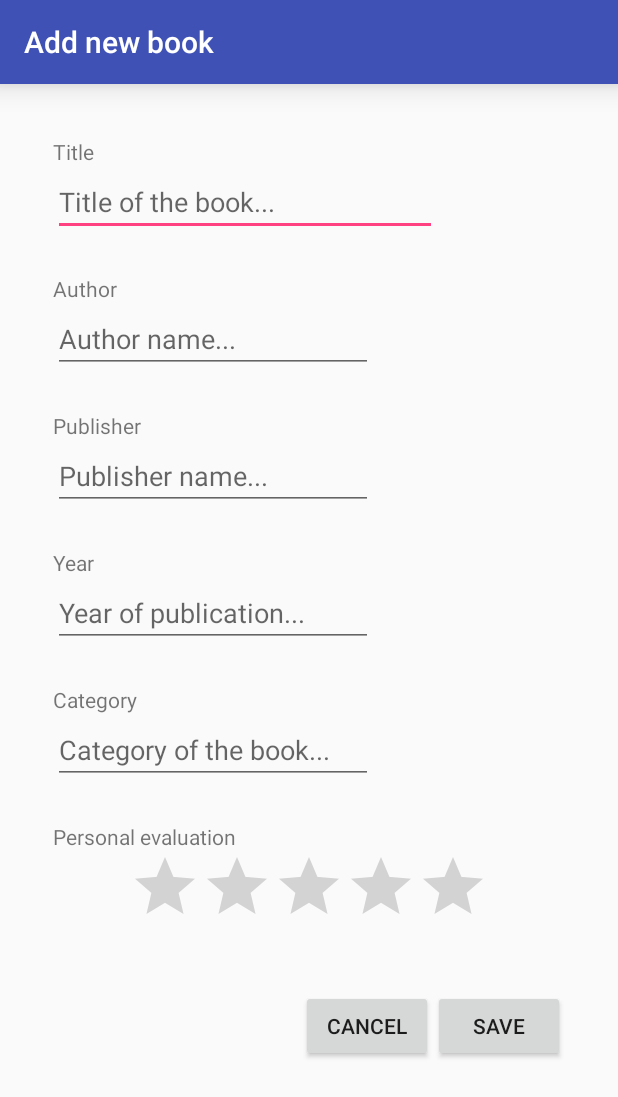
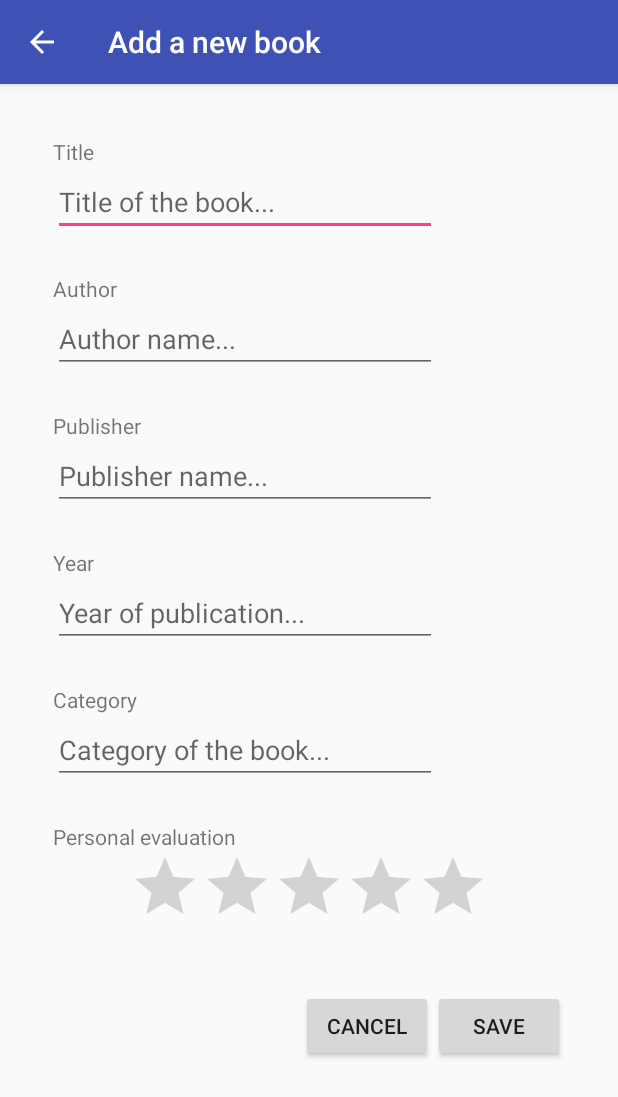
Before and after one commit to gonzalorecio/MyBookDatabase, an Android app: the screen it shows after launch (AddActivity), after a tap on an icon or button, on a phone screen of 412 x 824 dp. Shown: the top 1097 px of the screen. Run offline under Robolectric (Android 15) with nearby library versions, the phone set to English and light mode, and no system bars.

Commit message:
Ordenacio llibres per categoria

```diff
--- a/app/src/main/java/com/example/pr_idi/mydatabaseexample/AddActivity.java
+++ b/app/src/main/java/com/example/pr_idi/mydatabaseexample/AddActivity.java
@@ -1,5 +1,6 @@
 package com.example.pr_idi.mydatabaseexample;
 
+import android.app.ActionBar;
 import android.app.Activity;
 import android.content.ContentValues;
 import android.content.Context;
@@ -13,6 +14,7 @@ import android.support.v7.app.AlertDialog;
 import android.support.v7.app.AppCompatActivity;
 import android.support.v7.widget.Toolbar;
 import android.util.Log;
+import android.view.MenuItem;
 import android.view.View;
 import android.widget.Button;
 import android.widget.EditText;
@@ -26,7 +28,7 @@ import java.util.List;
  * Created by Gonzalo on 02/01/2017.
  */
 
-public class AddActivity extends Activity {
+public class AddActivity extends AppCompatActivity {
     private EditText title;
     private EditText author;
     private EditText publisher;
@@ -46,9 +48,7 @@ public class AddActivity extends Activity {
         super.onCreate(savedInstanceState);
         setContentView(R.layout.add_view);
 
-
         bookData = new BookData(this);
-
 
         title = (EditText) findViewById(R.id.editText_title);
         author = (EditText) findViewById(R.id.editText_author);
@@ -57,6 +57,15 @@ public class AddActivity extends Activity {
         category = (EditText) findViewById(R.id.editText_category);
         rating = (RatingBar) findViewById(R.id.ratingBar);
 
+        //Toolbar t = (Toolbar) findViewById(R.id.toolbar2);
+        //setSupportActionBar(t);
+        //ActionBar ab = getActionBar();
+        //ab.setHomeButtonEnabled(true);
+        if (getSupportActionBar() != null){
+            getSupportActionBar().setTitle("Add a new book");
+            getSupportActionBar().setDisplayHomeAsUpEnabled(true);
+            getSupportActionBar().setDisplayShowHomeEnabled(true);
+        }
 
         Button save = (Button) findViewById(R.id.save_button);
         save.setOnClickListener(new View.OnClickListener() {
@@ -85,8 +94,8 @@ public class AddActivity extends Activity {
                     AlertDialog.Builder builder = new AlertDialog.Builder(view.getContext());
 
                     // 2. Chain together various setter methods to set the dialog characteristics
-                    builder.setMessage("Make sure to fill all fields. Write 'Unknown' if you are not sure about a field.")
-                            .setTitle("Empty Fields");
+                    builder.setMessage("Make sure to fill all fields. Write 'Unknown' or '-' if you are not sure about a field.")
+                            .setTitle("Empty Fields Not Allowed");
                     builder.setPositiveButton("Ok", new DialogInterface.OnClickListener() {
                         public void onClick(DialogInterface dialog, int id) {
                             // User clicked OK button
@@ -110,5 +119,9 @@ public class AddActivity extends Activity {
 
     }
 
-
+    @Override
+    public boolean onOptionsItemSelected(MenuItem item) {
+        if (item.getItemId() == android.R.id.home) finish();
+        return super.onOptionsItemSelected(item);
+    }
 }
--- a/app/src/main/java/com/example/pr_idi/mydatabaseexample/BookData.java
+++ b/app/src/main/java/com/example/pr_idi/mydatabaseexample/BookData.java
@@ -111,12 +111,13 @@ public class BookData implements Serializable{
         // make sure to close the cursor
         cursor.close();
 
-       /* Collections.sort(books, new Comparator<Book>() {
+        Collections.sort(books, new Comparator<Book>() {
             @Override
             public int compare(Book b1, Book b2) {
                 return b1.getCategory().compareTo(b2.getCategory());
             }
-        });*/
+        });
+        System.out.println("BOOKS: " + books);
         return books;
     }
 
--- a/app/src/main/java/com/example/pr_idi/mydatabaseexample/BooksAdapter.java
+++ b/app/src/main/java/com/example/pr_idi/mydatabaseexample/BooksAdapter.java
@@ -42,6 +42,7 @@ public class BooksAdapter extends RecyclerView.Adapter<BooksAdapter.ViewHolder>
             authorView = (TextView) v.findViewById(R.id.author);
             categoryView= (TextView) v.findViewById(R.id.category);
 
+
             v.setOnClickListener(new View.OnClickListener() {
                 @Override
                 public void onClick(View view) {
@@ -65,7 +66,6 @@ public class BooksAdapter extends RecyclerView.Adapter<BooksAdapter.ViewHolder>
                             // User clicked OK button
                             int position = getAdapterPosition();
                             BA.removeAt(position);
-
                         }
                     });
                     builder.setNegativeButton("Cancel", new DialogInterface.OnClickListener() {
@@ -88,11 +88,18 @@ public class BooksAdapter extends RecyclerView.Adapter<BooksAdapter.ViewHolder>
     public BooksAdapter(List<Book> dataset, BookData bookData) {
         booksDataset = dataset;
         this.bookData = bookData;
+        notifyDataSetChanged();
 
+    }
+
+    public void setBooksDataset(List<Book> _bookDataset) {
+        this.booksDataset = _bookDataset;
+        notifyDataSetChanged();
     }
 
     public void addBook(Book book){
         booksDataset.add(book);
+        notifyDataSetChanged();
     }
 
     // Create new views (invoked by the layout manager)
--- a/app/src/main/java/com/example/pr_idi/mydatabaseexample/MainActivity.java
+++ b/app/src/main/java/com/example/pr_idi/mydatabaseexample/MainActivity.java
@@ -6,16 +6,21 @@ import java.util.Random;
 
 import android.app.Activity;
 import android.app.ListActivity;
+import android.content.ClipData;
 import android.content.Intent;
 import android.os.Bundle;
+import android.support.v4.widget.DrawerLayout;
+import android.support.v7.app.ActionBarDrawerToggle;
 import android.support.v7.app.AppCompatActivity;
 import android.support.v7.widget.LinearLayoutManager;
 import android.support.v7.widget.RecyclerView;
 import android.support.v7.widget.Toolbar;
 import android.util.Log;
 import android.view.Menu;
+import android.view.MenuItem;
 import android.view.View;
 import android.widget.ArrayAdapter;
+import android.widget.Button;
 import android.widget.Toast;
 
 public class MainActivity extends AppCompatActivity {
@@ -23,11 +28,18 @@ public class MainActivity extends AppCompatActivity {
     private RecyclerView mRecyclerView;
     private BooksAdapter mAdapter;
     private RecyclerView.LayoutManager mLayoutManager;
+
+
     //TEEEEEEEEEEEEEEEEEedEEST
     @Override
     public void onCreate(Bundle savedInstanceState) {
         super.onCreate(savedInstanceState);
         setContentView(R.layout.recycler_view);
+
+        if (getSupportActionBar() != null){
+            getSupportActionBar().setTitle("Book List");
+            //getSupportActionBar().setDisplayShowHomeEnabled(true);
+        }
 
         mRecyclerView = (RecyclerView) findViewById(R.id.recyclerList);
 
@@ -49,6 +61,7 @@ public class MainActivity extends AppCompatActivity {
         mRecyclerView.setAdapter(mAdapter);
 
 
+
        /* bookData = new BookData(this);
         bookData.open();
 
@@ -65,6 +78,25 @@ public class MainActivity extends AppCompatActivity {
     public boolean onCreateOptionsMenu(Menu menu) {
         //return super.onCreateOptionsMenu(menu);
         getMenuInflater().inflate(R.menu.menu_main, menu);
+
+        //Listeners
+        MenuItem help = menu.findItem(R.id.help);
+        help.setOnMenuItemClickListener(new MenuItem.OnMenuItemClickListener() {
+            @Override
+            public boolean onMenuItemClick(MenuItem menuItem) {
+                return false;
+            }
+        });
+        MenuItem about = menu.findItem(R.id.about);
+        about.setOnMenuItemClickListener(new MenuItem.OnMenuItemClickListener() {
+            @Override
+            public boolean onMenuItemClick(MenuItem menuItem) {
+                String message = "Application developed by Gonzalo Recio and Òscar Pons. \n" +
+                                 "Universitat Politècnica de Catalunya, 2017.";
+                Toast.makeText(getApplicationContext(),message,Toast.LENGTH_LONG).show();
+                return true;
+            }
+        });
         return true;
     }
 
@@ -90,13 +122,7 @@ public class MainActivity extends AppCompatActivity {
                 adapter.add(book);
                 break;*/
             case R.id.floatingActionButton:
-                //String[] newBook2 = new String[] { "Miguel Strogoff", "Jules Verne", "Ulysses", "James Joyce", "Don Quijote", "Miguel de Cervantes", "Metamorphosis", "Kafka" };
-                //int nextInt2 = new Random().nextInt(4);
-                // save the new book to the database
-                //book = bookData.createBook(newBook2[nextInt2*2], newBook2[nextInt2*2 + 1]);
-                //Toast.makeText(getApplicationContext(),"Ayyy",Toast.LENGTH_SHORT).show();
                 // After I get the book data, I add it to the adapter
-
                 Intent intent = new Intent(MainActivity.this, AddActivity.class);
                 startActivity(intent);
 
@@ -122,7 +148,9 @@ public class MainActivity extends AppCompatActivity {
         Log.d("AY","Resume");
         List<Book> values = bookData.getAllBooks();
         System.out.println(values);
-        mAdapter = new BooksAdapter(values,bookData);
+        //mAdapter = new BooksAdapter(values,bookData);
+        //mAdapter.notifyDataSetChanged();
+        mAdapter.setBooksDataset(values);
         super.onResume();
     }
 
@@ -134,22 +162,4 @@ public class MainActivity extends AppCompatActivity {
         Log.d("AY","Pause");
         super.onPause();
     }
-
-    /*@Override
-    protected void onRestart() {
-        bookData.open();
-        List<Book> values = bookData.getAllBooks();
-        System.out.println(values);
-        mAdapter = new BooksAdapter(values,bookData);
-        super.onRestart();
-    }
-
-    @Override
-    protected void onStart() {
-        bookData.open();
-        List<Book> values = bookData.getAllBooks();
-        System.out.println(values);
-        mAdapter = new BooksAdapter(values,bookData);
-        super.onStart();
-    }*/
 }
--- a/app/src/main/res/layout/add_view.xml
+++ b/app/src/main/res/layout/add_view.xml
@@ -4,31 +4,6 @@
     xmlns:tools="http://schemas.android.com/tools"
     android:orientation="vertical" android:layout_width="match_parent"
     android:layout_height="match_parent">
-
-    <android.support.v7.widget.Toolbar
-        android:layout_width="match_parent"
-        android:layout_height="wrap_content"
-        android:background="?attr/colorPrimary"
-        android:theme="?attr/actionBarTheme"
-        android:minHeight="?attr/actionBarSize"
-        android:id="@+id/toolbar2"
-        android:elevation="12dp"
-        app:title="Add new book">
-
-        <Button
-            android:layout_width="wrap_content"
-            android:layout_height="wrap_content"
-            android:layout_gravity="right"
-            android:id="@+id/toolbar_menu"
-            android:background="@null"
-            android:layout_alignParentEnd="true"
-            android:layout_alignParentRight="true"
-            android:textColor="#FFF"
-            android:imeOptions="normal"
-
-            />
-
-    </android.support.v7.widget.Toolbar>
 
 
     <ScrollView
@@ -75,7 +50,7 @@
                 android:layout_width="wrap_content"
                 android:layout_height="wrap_content"
                 android:inputType="textCapWords"
-                android:ems="10"
+                android:ems="12"
                 android:id="@+id/editText_author"
                 android:layout_marginBottom="25dp"
                 android:capitalize="words" />
@@ -91,7 +66,7 @@
                 android:layout_width="wrap_content"
                 android:layout_height="wrap_content"
                 android:inputType="textCapWords"
-                android:ems="10"
+                android:ems="12"
                 android:layout_marginBottom="25dp"
                 android:id="@+id/editText_publisher"
                 android:hint="Publisher name..."
@@ -107,7 +82,7 @@
                 android:layout_width="wrap_content"
                 android:layout_height="wrap_content"
                 android:inputType="number"
-                android:ems="10"
+                android:ems="12"
                 android:layout_marginBottom="25dp"
                 android:id="@+id/editText_year"
                 android:singleLine="true"
@@ -125,7 +100,7 @@
                 android:layout_width="wrap_content"
                 android:layout_height="wrap_content"
                 android:inputType="textCapWords"
-                android:ems="10"
+                android:ems="12"
                 android:layout_marginBottom="25dp"
                 android:id="@+id/editText_category"
                 android:hint="Category of the book..."
```
Also changed, not shown: app/src/main/res/layout/drawer_layout.xml (added, +20 -0 lines).
